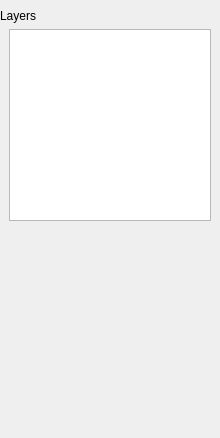
Old version of the form src/plugins/terrain/materialproperties.ui in the repository pniekamp/datum-studio.
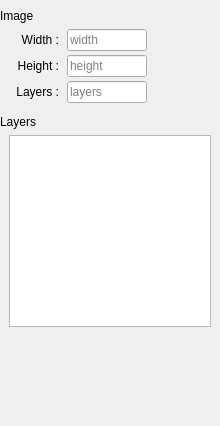
New version of the form. Custom widgets are drawn as their Qt base class.

The edit to the form file:
```diff
--- a/src/plugins/terrain/materialproperties.ui
+++ b/src/plugins/terrain/materialproperties.ui
@@ -7,7 +7,7 @@
     <x>0</x>
     <y>0</y>
     <width>220</width>
-    <height>438</height>
+    <height>426</height>
    </rect>
   </property>
   <property name="minimumSize">
@@ -59,10 +59,10 @@
          <x>0</x>
          <y>0</y>
          <width>220</width>
-         <height>416</height>
+         <height>404</height>
         </rect>
        </property>
-       <layout class="QVBoxLayout" name="verticalLayout_2" stretch="0,0,1">
+       <layout class="QVBoxLayout" name="verticalLayout_2" stretch="0,0,0,0,1">
         <property name="spacing">
          <number>0</number>
         </property>
@@ -72,6 +72,158 @@
         <property name="rightMargin">
          <number>0</number>
         </property>
+        <item>
+         <widget class="QLabel" name="ImageHeader">
+          <property name="autoFillBackground">
+           <bool>false</bool>
+          </property>
+          <property name="text">
+           <string>Image</string>
+          </property>
+          <property name="class" stdset="0">
+           <string>header</string>
+          </property>
+         </widget>
+        </item>
+        <item>
+         <layout class="QFormLayout" name="Image">
+          <property name="labelAlignment">
+           <set>Qt::AlignRight|Qt::AlignTrailing|Qt::AlignVCenter</set>
+          </property>
+          <property name="horizontalSpacing">
+           <number>8</number>
+          </property>
+          <property name="verticalSpacing">
+           <number>4</number>
+          </property>
+          <property name="leftMargin">
+           <number>9</number>
+          </property>
+          <property name="topMargin">
+           <number>6</number>
+          </property>
+          <property name="rightMargin">
+           <number>9</number>
+          </property>
+          <property name="bottomMargin">
+           <number>12</number>
+          </property>
+          <item row="0" column="1">
+           <widget class="QLineEdit" name="Width">
+            <property name="sizePolicy">
+             <sizepolicy hsizetype="Preferred" vsizetype="Fixed">
+              <horstretch>0</horstretch>
+              <verstretch>0</verstretch>
+             </sizepolicy>
+            </property>
+            <property name="maximumSize">
+             <size>
+              <width>80</width>
+              <height>16777215</height>
+             </size>
+            </property>
+            <property name="readOnly">
+             <bool>true</bool>
+            </property>
+            <property name="placeholderText">
+             <string>width</string>
+            </property>
+           </widget>
+          </item>
+          <item row="1" column="1">
+           <widget class="QLineEdit" name="Height">
+            <property name="sizePolicy">
+             <sizepolicy hsizetype="Preferred" vsizetype="Fixed">
+              <horstretch>0</horstretch>
+              <verstretch>0</verstretch>
+             </sizepolicy>
+            </property>
+            <property name="maximumSize">
+             <size>
+              <width>80</width>
+              <height>16777215</height>
+             </size>
+            </property>
+            <property name="readOnly">
+             <bool>true</bool>
+            </property>
+            <property name="placeholderText">
+             <string>height</string>
+            </property>
+           </widget>
+          </item>
+          <item row="2" column="1">
+           <widget class="QLineEdit" name="Layers">
+            <property name="sizePolicy">
+             <sizepolicy hsizetype="Preferred" vsizetype="Fixed">
+              <horstretch>0</horstretch>
+              <verstretch>0</verstretch>
+             </sizepolicy>
+            </property>
+            <property name="maximumSize">
+             <size>
+              <width>80</width>
+              <height>16777215</height>
+             </size>
+            </property>
+            <property name="readOnly">
+             <bool>true</bool>
+            </property>
+            <property name="placeholderText">
+             <string>layers</string>
+            </property>
+           </widget>
+          </item>
+          <item row="0" column="0">
+           <widget class="QLabel" name="WidthLabel">
+            <property name="minimumSize">
+             <size>
+              <width>50</width>
+              <height>0</height>
+             </size>
+            </property>
+            <property name="text">
+             <string>Width :</string>
+            </property>
+            <property name="alignment">
+             <set>Qt::AlignRight|Qt::AlignTrailing|Qt::AlignVCenter</set>
+            </property>
+           </widget>
+          </item>
+          <item row="1" column="0">
+           <widget class="QLabel" name="HeightLabel">
+            <property name="minimumSize">
+             <size>
+              <width>50</width>
+              <height>0</height>
+             </size>
+            </property>
+            <property name="text">
+             <string>Height :</string>
+            </property>
+            <property name="alignment">
+             <set>Qt::AlignRight|Qt::AlignTrailing|Qt::AlignVCenter</set>
+            </property>
+           </widget>
+          </item>
+          <item row="2" column="0">
+           <widget class="QLabel" name="LayersLabel">
+            <property name="minimumSize">
+             <size>
+              <width>50</width>
+              <height>0</height>
+             </size>
+            </property>
+            <property name="text">
+             <string>Layers :</string>
+            </property>
+            <property name="alignment">
+             <set>Qt::AlignRight|Qt::AlignTrailing|Qt::AlignVCenter</set>
+            </property>
+           </widget>
+          </item>
+         </layout>
+        </item>
         <item>
          <widget class="QLabel" name="LayersHeader">
           <property name="text">
```
